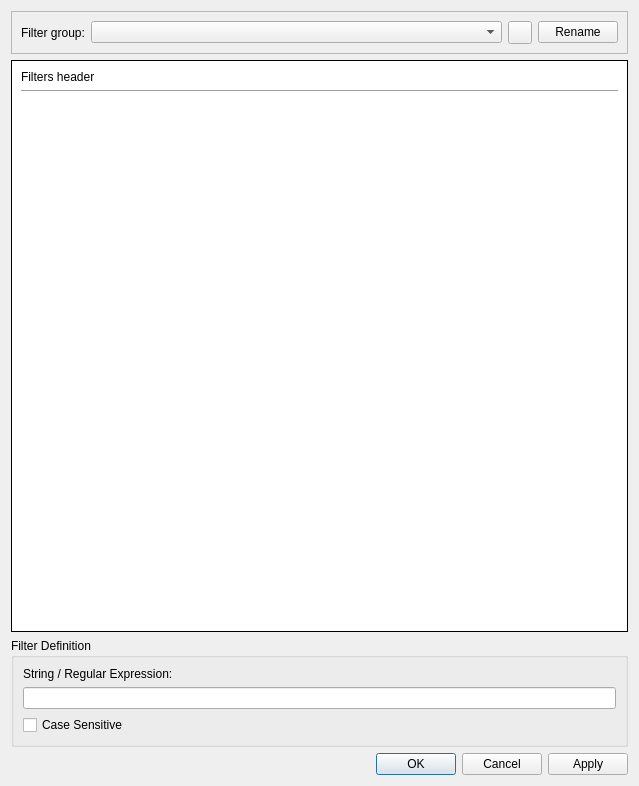
Old version of the form src/gui/filter/FilterDialog.ui in the repository tomvodi/QTail.
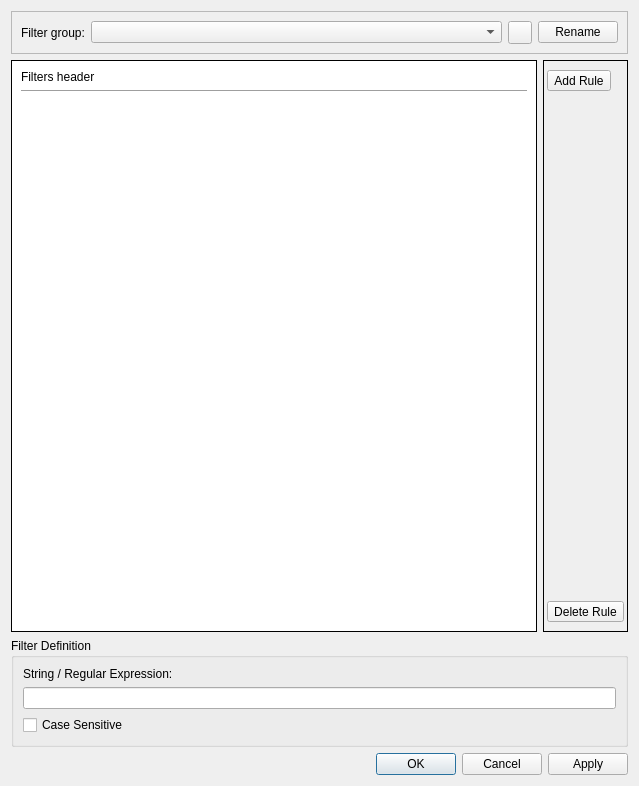
New version of the form. Icons and pictures are not drawn.

Commit message: added buttons for new and delete filter

Patch:
```diff
--- a/src/gui/filter/FilterDialog.ui
+++ b/src/gui/filter/FilterDialog.ui
@@ -76,7 +76,72 @@
      </layout>
     </widget>
    </item>
-   <item row="0" column="0">
+   <item row="1" column="1">
+    <widget class="QFrame" name="sortingFrame">
+     <property name="frameShape">
+      <enum>QFrame::Box</enum>
+     </property>
+     <property name="frameShadow">
+      <enum>QFrame::Plain</enum>
+     </property>
+     <layout class="QVBoxLayout" name="verticalLayout">
+      <property name="leftMargin">
+       <number>3</number>
+      </property>
+      <property name="rightMargin">
+       <number>3</number>
+      </property>
+      <item>
+       <widget class="QToolButton" name="addFilterButton">
+        <property name="toolTip">
+         <string>Add highlighting rule</string>
+        </property>
+        <property name="text">
+         <string>Add Rule</string>
+        </property>
+        <property name="icon">
+         <iconset resource="../resources.qrc">
+          <normaloff>:/resources/icons/actions/document-new.png</normaloff>:/resources/icons/actions/document-new.png</iconset>
+        </property>
+        <property name="toolButtonStyle">
+         <enum>Qt::ToolButtonIconOnly</enum>
+        </property>
+       </widget>
+      </item>
+      <item>
+       <spacer name="verticalSpacer_3">
+        <property name="orientation">
+         <enum>Qt::Vertical</enum>
+        </property>
+        <property name="sizeHint" stdset="0">
+         <size>
+          <width>20</width>
+          <height>40</height>
+         </size>
+        </property>
+       </spacer>
+      </item>
+      <item>
+       <widget class="QToolButton" name="deleteFilterButton">
+        <property name="toolTip">
+         <string>Delete selected highlighting rule</string>
+        </property>
+        <property name="text">
+         <string>Delete Rule</string>
+        </property>
+        <property name="icon">
+         <iconset resource="../resources.qrc">
+          <normaloff>:/resources/icons/actions/edit-delete.png</normaloff>:/resources/icons/actions/edit-delete.png</iconset>
+        </property>
+        <property name="toolButtonStyle">
+         <enum>Qt::ToolButtonIconOnly</enum>
+        </property>
+       </widget>
+      </item>
+     </layout>
+    </widget>
+   </item>
+   <item row="0" column="0" colspan="2">
     <widget class="QFrame" name="groupFrame">
      <property name="sizePolicy">
       <sizepolicy hsizetype="Preferred" vsizetype="Maximum">
@@ -134,17 +199,7 @@
      </layout>
     </widget>
    </item>
-   <item row="3" column="0">
-    <widget class="QDialogButtonBox" name="buttonBox">
-     <property name="orientation">
-      <enum>Qt::Horizontal</enum>
-     </property>
-     <property name="standardButtons">
-      <set>QDialogButtonBox::Apply|QDialogButtonBox::Cancel|QDialogButtonBox::Ok</set>
-     </property>
-    </widget>
-   </item>
-   <item row="2" column="0">
+   <item row="2" column="0" colspan="2">
     <widget class="QGroupBox" name="groupBox">
      <property name="title">
       <string>Filter Definition</string>
@@ -170,6 +225,16 @@
      </layout>
     </widget>
    </item>
+   <item row="3" column="0" colspan="2">
+    <widget class="QDialogButtonBox" name="buttonBox">
+     <property name="orientation">
+      <enum>Qt::Horizontal</enum>
+     </property>
+     <property name="standardButtons">
+      <set>QDialogButtonBox::Apply|QDialogButtonBox::Cancel|QDialogButtonBox::Ok</set>
+     </property>
+    </widget>
+   </item>
   </layout>
  </widget>
  <resources>
```
